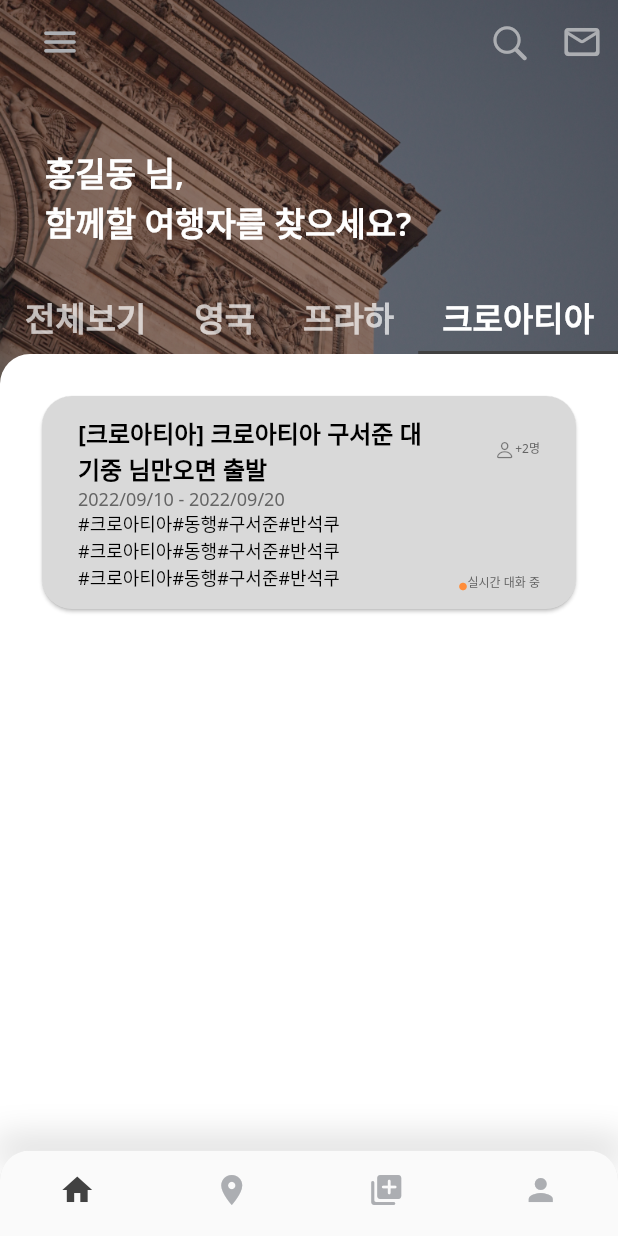
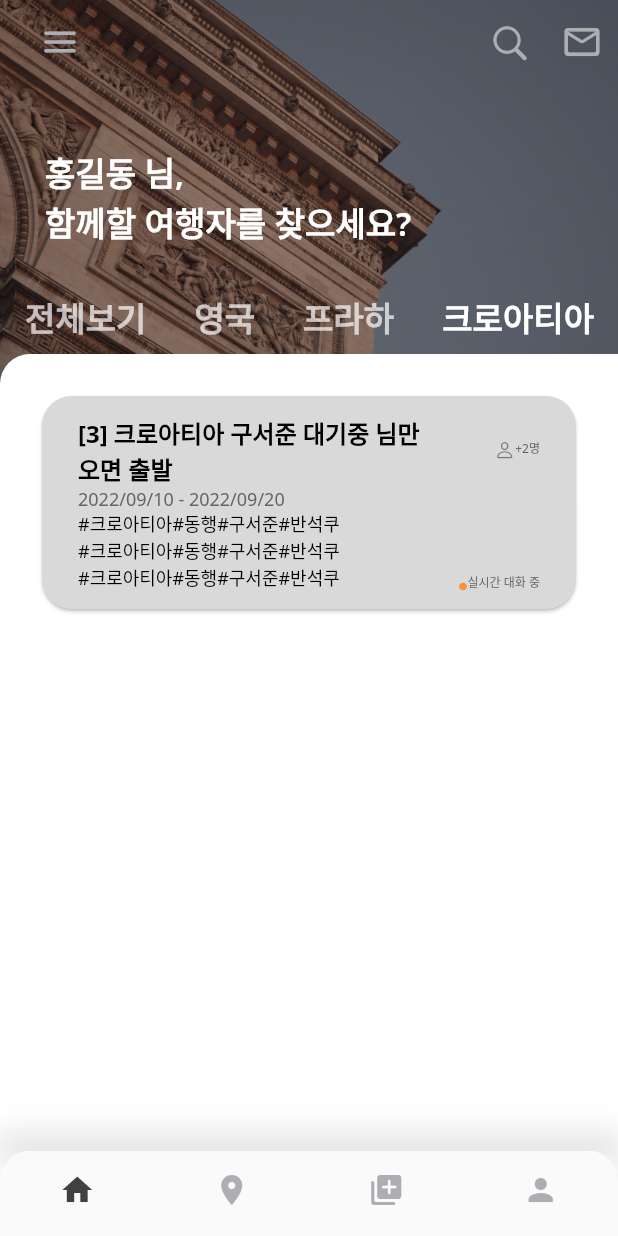
Before and after one commit to jihun-bang/project-donghaeng, a Flutter app: the screen it shows after launch, tab 4 chosen, on a phone screen of 412 x 824 dp. Run offline on Flutter 3.47's test engine with Material 2 defaults, Android fonts, the phone set to English and light mode, and no system bars; our stand-ins replace google_fonts.

Commit message:
[Home] 이미지 추가, 인디케이터 제거

```diff
--- a/lib/view/home_view.dart
+++ b/lib/view/home_view.dart
@@ -14,16 +14,16 @@ class HomeView extends StatefulWidget {
 class _HomeViewState extends State<HomeView> with TickerProviderStateMixin {
   late TabController _tabController;
   final _tabList = const ['전체보기', '영국', '프라하', '크로아티아'];
-  String _selectedTab = '';
+  int _selectedTabIndex = 0;
 
   final _titleTextStyle = const TextStyle(
       fontSize: 22, fontWeight: FontWeight.w600, color: Colors.white);
   final _cardSmallTextStyle =
       const TextStyle(fontSize: 8, color: Color(0xFF646464));
 
-  void _onTabTapped(String country) {
+  void _onTabTapped(int index) {
     setState(() {
-      _selectedTab = country == '전체보기' ? '' : country;
+      _selectedTabIndex = index;
     });
   }
 
@@ -39,10 +39,11 @@ class _HomeViewState extends State<HomeView> with TickerProviderStateMixin {
   }
 
   Widget get _view => Container(
-        decoration: const BoxDecoration(
+        decoration: BoxDecoration(
             color: Colors.white,
             image: DecorationImage(
-                image: AssetImage('assets/images/image_all.png'),
+                image: AssetImage(
+                    'assets/images/image_home_$_selectedTabIndex.png'),
                 alignment: Alignment.topCenter)),
         child: Column(
           mainAxisAlignment: MainAxisAlignment.start,
@@ -59,12 +60,12 @@ class _HomeViewState extends State<HomeView> with TickerProviderStateMixin {
             Padding(
               padding: const EdgeInsets.only(left: 15),
               child: TabBar(
-                  onTap: (index) => _onTabTapped(_tabList.elementAt(index)),
+                  onTap: (index) => _onTabTapped(index),
                   controller: _tabController,
                   labelStyle: _titleTextStyle,
                   isScrollable: true,
                   padding: EdgeInsets.zero,
-                  indicator: null,
+                  indicatorColor: Colors.transparent,
                   tabs: _tabList.map((e) => Tab(text: e)).toList()),
             ),
             Expanded(
@@ -83,7 +84,7 @@ class _HomeViewState extends State<HomeView> with TickerProviderStateMixin {
     return Consumer<ChatViewModel>(builder: (_, viewModel, ___) {
       return Container(
         color: Colors.white,
-        padding: const EdgeInsets.only(left: 24, right: 24),
+        padding: const EdgeInsets.only(left: 24, right: 24, bottom: 81),
         child: ListView.separated(
             shrinkWrap: true,
             separatorBuilder: (context, index) => const SizedBox(
@@ -91,7 +92,8 @@ class _HomeViewState extends State<HomeView> with TickerProviderStateMixin {
                 ),
             padding: const EdgeInsets.only(top: 24),
             itemCount: viewModel.chats
-                .where((element) => element.title.contains(_selectedTab))
+                .where((element) => element.title
+                    .contains(_tabList.elementAt(_selectedTabIndex)))
                 .length,
             itemBuilder: (_, index) {
               final chat = viewModel.chats[index];
@@ -114,7 +116,7 @@ class _HomeViewState extends State<HomeView> with TickerProviderStateMixin {
                       children: [
                         Expanded(
                             child: Text(
-                          '${_selectedTab != '' ? '[$_selectedTab] ' : ''}${chat.title}',
+                          '${_selectedTabIndex != 0 ? '[$_selectedTabIndex] ' : ''}${chat.title}',
                           style: const TextStyle(
                               color: Colors.black,
                               fontSize: 16,
```
Also changed, not shown: assets/images/image_home_0.png (renamed from assets/images/image_all.png), assets/images/image_home_1.png (added), assets/images/image_home_2.png (added), assets/images/image_home_3.png (added).
